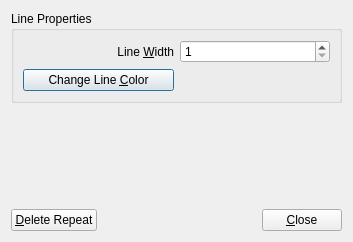
The window that sconcho/gui/ui/pattern_repeat_dialog.ui (haskelladdict/sconcho) describes before a commit, drawn with Qt 5.
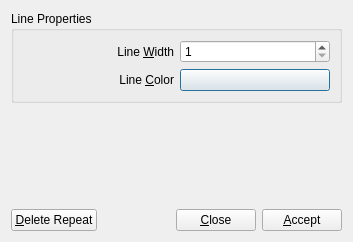
The same window after the commit.

Commit message: Added dialog to interact with pattern repeats.

The edit to the form file:
```diff
--- a/sconcho/gui/ui/pattern_repeat_dialog.ui
+++ b/sconcho/gui/ui/pattern_repeat_dialog.ui
@@ -45,10 +45,23 @@
           </property>
          </widget>
         </item>
-        <item row="1" column="0">
+        <item row="1" column="1">
          <widget class="QPushButton" name="colorButton">
           <property name="text">
-           <string>Change Line &amp;Color</string>
+           <string/>
+          </property>
+         </widget>
+        </item>
+        <item row="1" column="0">
+         <widget class="QLabel" name="label_2">
+          <property name="text">
+           <string>Line &amp;Color</string>
+          </property>
+          <property name="alignment">
+           <set>Qt::AlignRight|Qt::AlignTrailing|Qt::AlignVCenter</set>
+          </property>
+          <property name="buddy">
+           <cstring>colorButton</cstring>
           </property>
          </widget>
         </item>
@@ -99,6 +112,13 @@
        </property>
       </widget>
      </item>
+     <item>
+      <widget class="QPushButton" name="acceptButton">
+       <property name="text">
+        <string>&amp;Accept</string>
+       </property>
+      </widget>
+     </item>
     </layout>
    </item>
   </layout>
```
Left out of the diff: 10 changed lines with no effect on the pictures. The commit also changes 12 other files.
